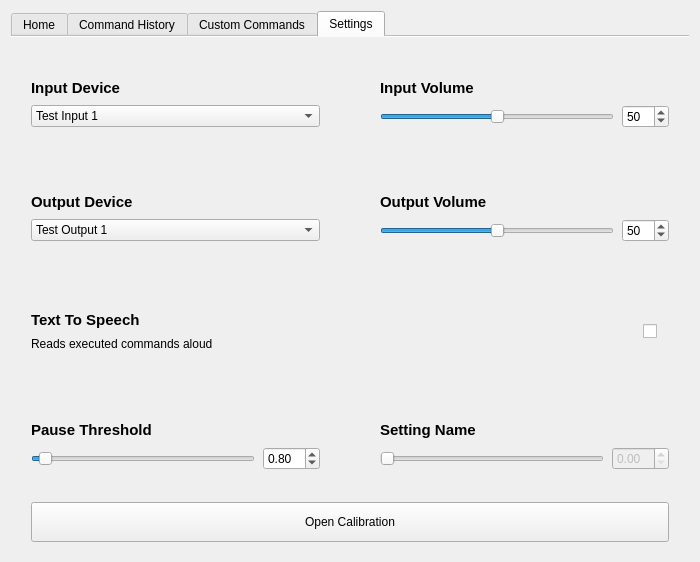
Notaweedle/Pro100_Voice_rec, file PyQt-GUIProject/form.ui: the form before one commit.
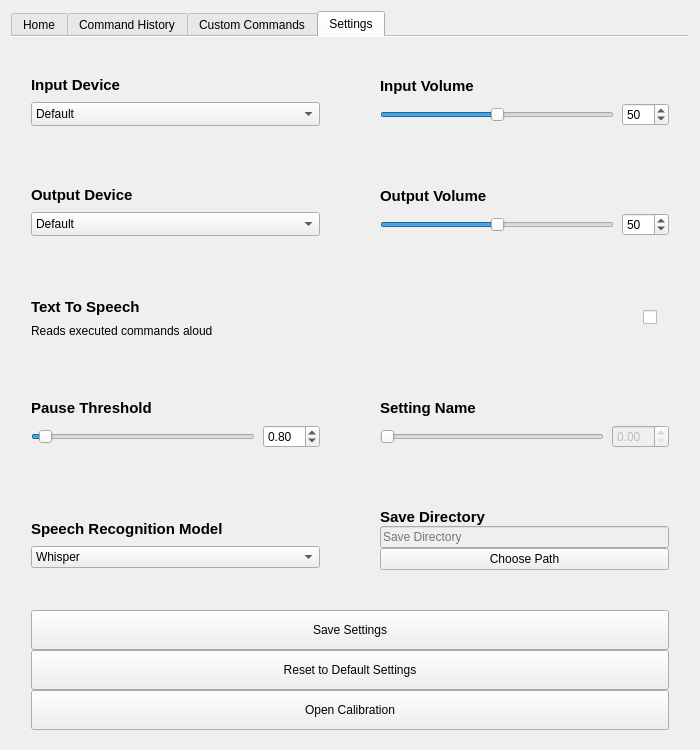
The form after the commit. The open tabs and pages were chosen to show the change. Icons and pictures are not drawn.

Commit message: settings functions, file dialogs, diff models

The edit to the form file:
```diff
--- a/PyQt-GUIProject/form.ui
+++ b/PyQt-GUIProject/form.ui
@@ -7,7 +7,7 @@
     <x>0</x>
     <y>0</y>
     <width>700</width>
-    <height>562</height>
+    <height>750</height>
    </rect>
   </property>
   <property name="contextMenuPolicy">
@@ -634,7 +634,7 @@
       <attribute name="title">
        <string>Settings</string>
       </attribute>
-      <layout class="QGridLayout" name="gridLayout_3" rowstretch="0,0,0,0,0,0,0" columnstretch="0,0">
+      <layout class="QGridLayout" name="gridLayout_3" rowstretch="0,0,0,0,0,0,0,0,0,0" columnstretch="0,0">
        <property name="leftMargin">
         <number>20</number>
        </property>
@@ -647,38 +647,42 @@
        <property name="verticalSpacing">
         <number>0</number>
        </property>
-       <item row="4" column="0">
-        <layout class="QVBoxLayout" name="verticalLayout_3" stretch="0,0,0,0">
+       <item row="9" column="0" colspan="2">
+        <widget class="QPushButton" name="openCalibrationBtn">
+         <property name="minimumSize">
+          <size>
+           <width>0</width>
+           <height>40</height>
+          </size>
+         </property>
+         <property name="text">
+          <string>Open Calibration</string>
+         </property>
+        </widget>
+       </item>
+       <item row="6" column="0">
+        <layout class="QVBoxLayout" name="verticalLayout_15">
          <property name="spacing">
           <number>8</number>
          </property>
-         <property name="sizeConstraint">
-          <enum>QLayout::SizeConstraint::SetDefaultConstraint</enum>
-         </property>
          <item>
-          <spacer name="verticalSpacer_3">
+          <spacer name="verticalSpacer_17">
            <property name="orientation">
             <enum>Qt::Orientation::Vertical</enum>
            </property>
            <property name="sizeType">
-            <enum>QSizePolicy::Policy::MinimumExpanding</enum>
+            <enum>QSizePolicy::Policy::Expanding</enum>
            </property>
            <property name="sizeHint" stdset="0">
             <size>
              <width>20</width>
-             <height>20</height>
+             <height>30</height>
             </size>
            </property>
           </spacer>
          </item>
          <item>
-          <widget class="QLabel" name="label_3">
-           <property name="sizePolicy">
-            <sizepolicy hsizetype="Preferred" vsizetype="Fixed">
-             <horstretch>0</horstretch>
-             <verstretch>0</verstretch>
-            </sizepolicy>
-           </property>
+          <widget class="QLabel" name="label_14">
            <property name="font">
             <font>
              <pointsize>11</pointsize>
@@ -686,7 +690,7 @@
             </font>
            </property>
            <property name="text">
-            <string>Text To Speech</string>
+            <string>Speech Recognition Model</string>
            </property>
            <property name="alignment">
             <set>Qt::AlignmentFlag::AlignLeading|Qt::AlignmentFlag::AlignLeft|Qt::AlignmentFlag::AlignVCenter</set>
@@ -694,30 +698,151 @@
           </widget>
          </item>
          <item>
-          <widget class="QLabel" name="label_4">
+          <widget class="QComboBox" name="speechModelBox">
+           <item>
+            <property name="text">
+             <string>Whisper</string>
+            </property>
+           </item>
+           <item>
+            <property name="text">
+             <string>Vosk</string>
+            </property>
+           </item>
+           <item>
+            <property name="text">
+             <string>PocketSphinx</string>
+            </property>
+           </item>
+          </widget>
+         </item>
+         <item>
+          <spacer name="verticalSpacer_18">
+           <property name="orientation">
+            <enum>Qt::Orientation::Vertical</enum>
+           </property>
+           <property name="sizeType">
+            <enum>QSizePolicy::Policy::Expanding</enum>
+           </property>
+           <property name="sizeHint" stdset="0">
+            <size>
+             <width>20</width>
+             <height>30</height>
+            </size>
+           </property>
+          </spacer>
+         </item>
+        </layout>
+       </item>
+       <item row="3" column="1">
+        <layout class="QVBoxLayout" name="verticalLayout_10">
+         <property name="spacing">
+          <number>8</number>
+         </property>
+         <property name="sizeConstraint">
+          <enum>QLayout::SizeConstraint::SetDefaultConstraint</enum>
+         </property>
+         <item>
+          <spacer name="verticalSpacer_11">
+           <property name="orientation">
+            <enum>Qt::Orientation::Vertical</enum>
+           </property>
+           <property name="sizeType">
+            <enum>QSizePolicy::Policy::Expanding</enum>
+           </property>
+           <property name="sizeHint" stdset="0">
+            <size>
+             <width>20</width>
+             <height>30</height>
+            </size>
+           </property>
+          </spacer>
+         </item>
+         <item>
+          <widget class="QLabel" name="label_7">
            <property name="sizePolicy">
             <sizepolicy hsizetype="Preferred" vsizetype="Fixed">
              <horstretch>0</horstretch>
              <verstretch>0</verstretch>
             </sizepolicy>
            </property>
+           <property name="font">
+            <font>
+             <pointsize>11</pointsize>
+             <bold>true</bold>
+            </font>
+           </property>
            <property name="text">
-            <string>Reads executed commands aloud</string>
+            <string>Output Volume</string>
            </property>
           </widget>
          </item>
          <item>
-          <spacer name="verticalSpacer_4">
+          <layout class="QHBoxLayout" name="horizontalLayout_4">
+           <item>
+            <widget class="QSlider" name="outputVolSlider">
+             <property name="sizePolicy">
+              <sizepolicy hsizetype="Expanding" vsizetype="Fixed">
+               <horstretch>0</horstretch>
+               <verstretch>0</verstretch>
+              </sizepolicy>
+             </property>
+             <property name="minimumSize">
+              <size>
+               <width>50</width>
+               <height>0</height>
+              </size>
+             </property>
+             <property name="maximum">
+              <number>100</number>
+             </property>
+             <property name="singleStep">
+              <number>1</number>
+             </property>
+             <property name="pageStep">
+              <number>10</number>
+             </property>
+             <property name="sliderPosition">
+              <number>50</number>
+             </property>
+             <property name="orientation">
+              <enum>Qt::Orientation::Horizontal</enum>
+             </property>
+             <property name="tickPosition">
+              <enum>QSlider::TickPosition::NoTicks</enum>
+             </property>
+             <property name="tickInterval">
+              <number>10</number>
+             </property>
+            </widget>
+           </item>
+           <item>
+            <widget class="QDoubleSpinBox" name="outputVolSpinBox">
+             <property name="decimals">
+              <number>0</number>
+             </property>
+             <property name="maximum">
+              <double>100.000000000000000</double>
+             </property>
+             <property name="value">
+              <double>50.000000000000000</double>
+             </property>
+            </widget>
+           </item>
+          </layout>
+         </item>
+         <item>
+          <spacer name="verticalSpacer_12">
            <property name="orientation">
             <enum>Qt::Orientation::Vertical</enum>
            </property>
            <property name="sizeType">
-            <enum>QSizePolicy::Policy::MinimumExpanding</enum>
+            <enum>QSizePolicy::Policy::Expanding</enum>
            </property>
            <property name="sizeHint" stdset="0">
             <size>
              <width>20</width>
-             <height>20</height>
+             <height>30</height>
             </size>
            </property>
           </spacer>
@@ -738,7 +863,7 @@
             <enum>Qt::Orientation::Vertical</enum>
            </property>
            <property name="sizeType">
-            <enum>QSizePolicy::Policy::MinimumExpanding</enum>
+            <enum>QSizePolicy::Policy::Expanding</enum>
            </property>
            <property name="sizeHint" stdset="0">
             <size>
@@ -809,7 +934,7 @@
             <enum>Qt::Orientation::Vertical</enum>
            </property>
            <property name="sizeType">
-            <enum>QSizePolicy::Policy::MinimumExpanding</enum>
+            <enum>QSizePolicy::Policy::Expanding</enum>
            </property>
            <property name="sizeHint" stdset="0">
             <size>
@@ -821,206 +946,6 @@
          </item>
         </layout>
        </item>
-       <item row="0" column="0">
-        <layout class="QVBoxLayout" name="verticalLayout_5">
-         <property name="spacing">
-          <number>8</number>
-         </property>
-         <item>
-          <spacer name="verticalSpacer_13">
-           <property name="orientation">
-            <enum>Qt::Orientation::Vertical</enum>
-           </property>
-           <property name="sizeType">
-            <enum>QSizePolicy::Policy::MinimumExpanding</enum>
-           </property>
-           <property name="sizeHint" stdset="0">
-            <size>
-             <width>20</width>
-             <height>30</height>
-            </size>
-           </property>
-          </spacer>
-         </item>
-         <item>
-          <widget class="QLabel" name="label_9">
-           <property name="sizePolicy">
-            <sizepolicy hsizetype="Preferred" vsizetype="Fixed">
-             <horstretch>0</horstretch>
-             <verstretch>0</verstretch>
-            </sizepolicy>
-           </property>
-           <property name="font">
-            <font>
-             <pointsize>11</pointsize>
-             <bold>true</bold>
-            </font>
-           </property>
-           <property name="text">
-            <string>Input Device</string>
-           </property>
-          </widget>
-         </item>
-         <item>
-          <widget class="QComboBox" name="inputDeviceBox">
-           <item>
-            <property name="text">
-             <string>Test Input 1</string>
-            </property>
-           </item>
-           <item>
-            <property name="text">
-             <string>Test Input 2</string>
-            </property>
-           </item>
-          </widget>
-         </item>
-         <item>
-          <spacer name="verticalSpacer_14">
-           <property name="orientation">
-            <enum>Qt::Orientation::Vertical</enum>
-           </property>
-           <property name="sizeType">
-            <enum>QSizePolicy::Policy::MinimumExpanding</enum>
-           </property>
-           <property name="sizeHint" stdset="0">
-            <size>
-             <width>20</width>
-             <height>30</height>
-            </size>
-           </property>
-          </spacer>
-         </item>
-        </layout>
-       </item>
-       <item row="0" column="1">
-        <layout class="QVBoxLayout" name="verticalLayout_7">
-         <property name="spacing">
-          <number>8</number>
-         </property>
-         <property name="sizeConstraint">
-          <enum>QLayout::SizeConstraint::SetDefaultConstraint</enum>
-         </property>
-         <item>
-          <spacer name="verticalSpacer_9">
-           <property name="orientation">
-            <enum>Qt::Orientation::Vertical</enum>
-           </property>
-           <property name="sizeType">
-            <enum>QSizePolicy::Policy::MinimumExpanding</enum>
-           </property>
-           <property name="sizeHint" stdset="0">
-            <size>
-             <width>20</width>
-             <height>30</height>
-            </size>
-           </property>
-          </spacer>
-         </item>
-         <item>
-          <widget class="QLabel" name="label">
-           <property name="sizePolicy">
-            <sizepolicy hsizetype="Preferred" vsizetype="Fixed">
-             <horstretch>0</horstretch>
-             <verstretch>0</verstretch>
-            </sizepolicy>
-           </property>
-           <property name="font">
-            <font>
-             <pointsize>11</pointsize>
-             <bold>true</bold>
-            </font>
-           </property>
-           <property name="text">
-            <string>Input Volume</string>
-           </property>
-          </widget>
-         </item>
-         <item>
-          <layout class="QHBoxLayout" name="horizontalLayout_6">
-           <item>
-            <widget class="QSlider" name="inputVolSlider">
-             <property name="sizePolicy">
-              <sizepolicy hsizetype="Expanding" vsizetype="Fixed">
-               <horstretch>0</horstretch>
-               <verstretch>0</verstretch>
-              </sizepolicy>
-             </property>
-             <property name="minimumSize">
-              <size>
-               <width>50</width>
-               <height>0</height>
-              </size>
-             </property>
-             <property name="maximum">
-              <number>100</number>
-             </property>
-             <property name="sliderPosition">
-              <number>50</number>
-             </property>
-             <property name="orientation">
-              <enum>Qt::Orientation::Horizontal</enum>
-             </property>
-             <property name="invertedAppearance">
-              <bool>false</bool>
-             </property>
-             <property name="invertedControls">
-              <bool>false</bool>
-             </property>
-             <property name="tickPosition">
-              <enum>QSlider::TickPosition::NoTicks</enum>
-             </property>
-             <property name="tickInterval">
-              <number>10</number>
-             </property>
-            </widget>
-           </item>
-           <item>
-            <widget class="QDoubleSpinBox" name="inputVolSpinBox">
-             <property name="decimals">
-              <number>0</number>
-             </property>
-             <property name="maximum">
-              <double>100.000000000000000</double>
-             </property>
-             <property name="value">
-              <double>50.000000000000000</double>
-             </property>
-            </widget>
-           </item>
-          </layout>
-         </item>
-         <item>
-          <spacer name="verticalSpacer_10">
-           <property name="orientation">
-            <enum>Qt::Orientation::Vertical</enum>
-           </property>
-           <property name="sizeType">
-            <enum>QSizePolicy::Policy::MinimumExpanding</enum>
-           </property>
-           <property name="sizeHint" stdset="0">
-            <size>
-             <width>20</width>
-             <height>30</height>
-            </size>
-           </property>
-          </spacer>
-         </item>
-        </layout>
-       </item>
-       <item row="6" column="0" colspan="2">
-        <widget class="QPushButton" name="openCalibrationBtn">
-         <property name="minimumSize">
-          <size>
-           <width>0</width>
-           <height>40</height>
-          </size>
-         </property>
-         <property name="text">
-          <string>Open Calibration</string>
-         </property>
-        </widget>
-       </item>
        <item row="4" column="1">
         <layout class="QHBoxLayout" name="horizontalLayout_2" stretch="0,0">
          <property name="spacing">
@@ -1087,6 +1012,353 @@
          </item>
         </layout>
        </item>
+       <item row="7" column="0" colspan="2">
+        <widget class="QPushButton" name="saveSettingsBtn">
+         <property name="minimumSize">
+          <size>
+           <width>0</width>
+           <height>40</height>
+          </size>
+         </property>
+         <property name="text">
+          <string>Save Settings</string>
+         </property>
+        </widget>
+       </item>
+       <item row="0" column="0">
+        <layout class="QVBoxLayout" name="verticalLayout_5">
+         <property name="spacing">
+          <number>8</number>
+         </property>
+         <item>
+          <spacer name="verticalSpacer_13">
+           <property name="orientation">
+            <enum>Qt::Orientation::Vertical</enum>
+           </property>
+           <property name="sizeType">
+            <enum>QSizePolicy::Policy::Expanding</enum>
+           </property>
+           <property name="sizeHint" stdset="0">
+            <size>
+             <width>20</width>
+             <height>30</height>
+            </size>
+           </property>
+          </spacer>
+         </item>
+         <item>
+          <widget class="QLabel" name="label_9">
+           <property name="sizePolicy">
+            <sizepolicy hsizetype="Preferred" vsizetype="Fixed">
+             <horstretch>0</horstretch>
+             <verstretch>0</verstretch>
+            </sizepolicy>
+           </property>
+           <property name="font">
+            <font>
+             <pointsize>11</pointsize>
+             <bold>true</bold>
+            </font>
+           </property>
+           <property name="text">
+            <string>Input Device</string>
+           </property>
+          </widget>
+         </item>
+         <item>
+          <widget class="QComboBox" name="inputDeviceBox">
+           <property name="sizePolicy">
+            <sizepolicy hsizetype="Preferred" vsizetype="Fixed">
+             <horstretch>0</horstretch>
+             <verstretch>0</verstretch>
+            </sizepolicy>
+           </property>
+           <property name="sizeAdjustPolicy">
+            <enum>QComboBox::SizeAdjustPolicy::AdjustToMinimumContentsLengthWithIcon</enum>
+           </property>
+           <item>
+            <property name="text">
+             <string>Default</string>
+            </property>
+           </item>
+          </widget>
+         </item>
+         <item>
+          <spacer name="verticalSpacer_14">
+           <property name="orientation">
+            <enum>Qt::Orientation::Vertical</enum>
+           </property>
+           <property name="sizeType">
+            <enum>QSizePolicy::Policy::Expanding</enum>
+           </property>
+           <property name="sizeHint" stdset="0">
+            <size>
+             <width>20</width>
+             <height>30</height>
+            </size>
+           </property>
+          </spacer>
+         </item>
+        </layout>
+       </item>
+       <item row="4" column="0">
+        <layout class="QVBoxLayout" name="verticalLayout_3" stretch="0,0,0,0">
+         <property name="spacing">
+          <number>8</number>
+         </property>
+         <property name="sizeConstraint">
+          <enum>QLayout::SizeConstraint::SetDefaultConstraint</enum>
+         </property>
+         <item>
+          <spacer name="verticalSpacer_3">
+           <property name="orientation">
+            <enum>Qt::Orientation::Vertical</enum>
+           </property>
+           <property name="sizeType">
+            <enum>QSizePolicy::Policy::Expanding</enum>
+           </property>
+           <property name="sizeHint" stdset="0">
+            <size>
+             <width>20</width>
+             <height>20</height>
+            </size>
+           </property>
+          </spacer>
+         </item>
+         <item>
+          <widget class="QLabel" name="label_3">
+           <property name="sizePolicy">
+            <sizepolicy hsizetype="Preferred" vsizetype="Fixed">
+             <horstretch>0</horstretch>
+             <verstretch>0</verstretch>
+            </sizepolicy>
+           </property>
+           <property name="font">
+            <font>
+             <pointsize>11</pointsize>
+             <bold>true</bold>
+            </font>
+           </property>
+           <property name="text">
+            <string>Text To Speech</string>
+           </property>
+           <property name="alignment">
+            <set>Qt::AlignmentFlag::AlignLeading|Qt::AlignmentFlag::AlignLeft|Qt::AlignmentFlag::AlignVCenter</set>
+           </property>
+          </widget>
+         </item>
+         <item>
+          <widget class="QLabel" name="label_4">
+           <property name="sizePolicy">
+            <sizepolicy hsizetype="Preferred" vsizetype="Fixed">
+             <horstretch>0</horstretch>
+             <verstretch>0</verstretch>
+            </sizepolicy>
+           </property>
+           <property name="text">
+            <string>Reads executed commands aloud</string>
+           </property>
+          </widget>
+         </item>
+         <item>
+          <spacer name="verticalSpacer_4">
+           <property name="orientation">
+            <enum>Qt::Orientation::Vertical</enum>
+           </property>
+           <property name="sizeType">
+            <enum>QSizePolicy::Policy::Expanding</enum>
+           </property>
+           <property name="sizeHint" stdset="0">
+            <size>
+             <width>20</width>
+             <height>20</height>
+            </size>
+           </property>
+          </spacer>
+         </item>
+        </layout>
+       </item>
+       <item row="6" column="1">
+        <layout class="QVBoxLayout" name="verticalLayout_16">
+         <item>
+          <spacer name="verticalSpacer_19">
+           <property name="orientation">
+            <enum>Qt::Orientation::Vertical</enum>
+           </property>
+           <property name="sizeType">
+            <enum>QSizePolicy::Policy::Expanding</enum>
+           </property>
+           <property name="sizeHint" stdset="0">
+            <size>
+             <width>20</width>
+             <height>30</height>
+            </size>
+           </property>
+          </spacer>
+         </item>
+         <item>
+          <widget class="QLabel" name="label_15">
+           <property name="font">
+            <font>
+             <pointsize>11</pointsize>
+             <bold>true</bold>
+            </font>
+           </property>
+           <property name="text">
+            <string>Save Directory</string>
+           </property>
+          </widget>
+         </item>
+         <item>
+          <widget class="QLineEdit" name="saveDirEdit">
+           <property name="enabled">
+            <bool>false</bool>
+           </property>
+           <property name="placeholderText">
+            <string>Save Directory</string>
+           </property>
+          </widget>
+         </item>
+         <item>
+          <widget class="QPushButton" name="chooseSaveDirBtn">
+           <property name="text">
+            <string>Choose Path</string>
+           </property>
+          </widget>
+         </item>
+         <item>
+          <spacer name="verticalSpacer_20">
+           <property name="orientation">
+            <enum>Qt::Orientation::Vertical</enum>
+           </property>
+           <property name="sizeType">
+            <enum>QSizePolicy::Policy::Expanding</enum>
+           </property>
+           <property name="sizeHint" stdset="0">
+            <size>
+             <width>20</width>
+             <height>40</height>
+            </size>
+           </property>
+          </spacer>
+         </item>
+        </layout>
+       </item>
+       <item row="0" column="1">
+        <layout class="QVBoxLayout" name="verticalLayout_7">
+         <property name="spacing">
+          <number>8</number>
+         </property>
+         <property name="sizeConstraint">
+          <enum>QLayout::SizeConstraint::SetDefaultConstraint</enum>
+         </property>
+         <item>
+          <spacer name="verticalSpacer_9">
+           <property name="orientation">
+            <enum>Qt::Orientation::Vertical</enum>
+           </property>
+           <property name="sizeType">
+            <enum>QSizePolicy::Policy::Expanding</enum>
+           </property>
+           <property name="sizeHint" stdset="0">
+            <size>
+             <width>20</width>
+             <height>30</height>
+            </size>
+           </property>
+          </spacer>
+         </item>
+         <item>
+          <widget class="QLabel" name="label">
+           <property name="sizePolicy">
+            <sizepolicy hsizetype="Preferred" vsizetype="Fixed">
+             <horstretch>0</horstretch>
+             <verstretch>0</verstretch>
+            </sizepolicy>
+           </property>
+           <property name="font">
+            <font>
+             <pointsize>11</pointsize>
+             <bold>true</bold>
+            </font>
+           </property>
+           <property name="text">
+            <string>Input Volume</string>
+           </property>
+          </widget>
+         </item>
+         <item>
+          <layout class="QHBoxLayout" name="horizontalLayout_6">
+           <item>
+            <widget class="QSlider" name="inputVolSlider">
+             <property name="sizePolicy">
+              <sizepolicy hsizetype="Expanding" vsizetype="Fixed">
+               <horstretch>0</horstretch>
+               <verstretch>0</verstretch>
+              </sizepolicy>
+             </property>
+             <property name="minimumSize">
+              <size>
+               <width>50</width>
+               <height>0</height>
+              </size>
+             </property>
+             <property name="maximum">
+              <number>100</number>
+             </property>
+             <property name="sliderPosition">
+              <number>50</number>
+             </property>
+             <property name="orientation">
+              <enum>Qt::Orientation::Horizontal</enum>
+             </property>
+             <property name="invertedAppearance">
+              <bool>false</bool>
+             </property>
+             <property name="invertedControls">
+              <bool>false</bool>
+             </property>
+             <property name="tickPosition">
+              <enum>QSlider::TickPosition::NoTicks</enum>
+             </property>
+             <property name="tickInterval">
+              <number>10</number>
+             </property>
+            </widget>
+           </item>
+           <item>
+            <widget class="QDoubleSpinBox" name="inputVolSpinBox">
+             <property name="decimals">
+              <number>0</number>
+             </property>
+             <property name="maximum">
+              <double>100.000000000000000</double>
+             </property>
+             <property name="value">
+              <double>50.000000000000000</double>
+             </property>
+            </widget>
+           </item>
+          </layout>
+         </item>
+         <item>
+          <spacer name="verticalSpacer_10">
+           <property name="orientation">
+            <enum>Qt::Orientation::Vertical</enum>
+           </property>
+           <property name="sizeType">
+            <enum>QSizePolicy::Policy::Expanding</enum>
+           </property>
+           <property name="sizeHint" stdset="0">
+            <size>
+             <width>20</width>
+             <height>30</height>
+            </size>
+           </property>
+          </spacer>
+         </item>
+        </layout>
+       </item>
        <item row="3" column="0">
         <layout class="QVBoxLayout" name="verticalLayout_4">
          <property name="spacing">
@@ -1098,7 +1370,7 @@
             <enum>Qt::Orientation::Vertical</enum>
            </property>
            <property name="sizeType">
-            <enum>QSizePolicy::Policy::MinimumExpanding</enum>
+            <enum>QSizePolicy::Policy::Expanding</enum>
            </property>
            <property name="sizeHint" stdset="0">
             <size>
@@ -1135,14 +1407,12 @@
              <verstretch>0</verstretch>
             </sizepolicy>
            </property>
+           <property name="sizeAdjustPolicy">
+            <enum>QComboBox::SizeAdjustPolicy::AdjustToMinimumContentsLengthWithIcon</enum>
+           </property>
            <item>
             <property name="text">
-             <string>Test Output 1</string>
-            </property>
-           </item>
-           <item>
-            <property name="text">
-             <string>Test Output 2</string>
+             <string>Default</string>
             </property>
            </item>
           </widget>
@@ -1153,122 +1423,7 @@
             <enum>Qt::Orientation::Vertical</enum>
            </property>
            <property name="sizeType">
-            <enum>QSizePolicy::Policy::MinimumExpanding</enum>
-           </property>
-           <property name="sizeHint" stdset="0">
-            <size>
-             <width>20</width>
-             <height>30</height>
-            </size>
-           </property>
-          </spacer>
-         </item>
-        </layout>
-       </item>
-       <item row="3" column="1">
-        <layout class="QVBoxLayout" name="verticalLayout_10">
-         <property name="spacing">
-          <number>8</number>
-         </property>
-         <property name="sizeConstraint">
-          <enum>QLayout::SizeConstraint::SetDefaultConstraint</enum>
-         </property>
-         <item>
-          <spacer name="verticalSpacer_11">
-           <property name="orientation">
-            <enum>Qt::Orientation::Vertical</enum>
-           </property>
-           <property name="sizeType">
-            <enum>QSizePolicy::Policy::MinimumExpanding</enum>
-           </property>
-           <property name="sizeHint" stdset="0">
-            <size>
-             <width>20</width>
-             <height>30</height>
-            </size>
-           </property>
-          </spacer>
-         </item>
-         <item>
-          <widget class="QLabel" name="label_7">
-           <property name="sizePolicy">
-            <sizepolicy hsizetype="Preferred" vsizetype="Fixed">
-             <horstretch>0</horstretch>
-             <verstretch>0</verstretch>
-            </sizepolicy>
-           </property>
-           <property name="font">
-            <font>
-             <pointsize>11</pointsize>
-             <bold>true</bold>
-            </font>
-           </property>
-           <property name="text">
-            <string>Output Volume</string>
-           </property>
-          </widget>
-         </item>
-         <item>
-          <layout class="QHBoxLayout" name="horizontalLayout_4">
-           <item>
-            <widget class="QSlider" name="outputVolSlider">
-             <property name="sizePolicy">
-              <sizepolicy hsizetype="Expanding" vsizetype="Fixed">
-               <horstretch>0</horstretch>
-               <verstretch>0</verstretch>
-              </sizepolicy>
-             </property>
-             <property name="minimumSize">
-              <size>
-               <width>50</width>
-               <height>0</height>
-              </size>
-             </property>
-             <property name="maximum">
-              <number>100</number>
-             </property>
-             <property name="singleStep">
-              <number>1</number>
-             </property>
-             <property name="pageStep">
-              <number>10</number>
-             </property>
-             <property name="sliderPosition">
-              <number>50</number>
-             </property>
-             <property name="orientation">
-              <enum>Qt::Orientation::Horizontal</enum>
-             </property>
-             <property name="tickPosition">
-              <enum>QSlider::TickPosition::NoTicks</enum>
-             </property>
-             <property name="tickInterval">
-              <number>10</number>
-             </property>
-            </widget>
-           </item>
-           <item>
-            <widget class="QDoubleSpinBox" name="outputVolSpinBox">
-             <property name="decimals">
-              <number>0</number>
-             </property>
-             <property name="maximum">
-              <double>100.000000000000000</double>
-             </property>
-             <property name="value">
-              <double>50.000000000000000</double>
-             </property>
-            </widget>
-           </item>
-          </layout>
-         </item>
-         <item>
-          <spacer name="verticalSpacer_12">
-           <property name="orientation">
-            <enum>Qt::Orientation::Vertical</enum>
-           </property>
-           <property name="sizeType">
-            <enum>QSizePolicy::Policy::MinimumExpanding</enum>
+            <enum>QSizePolicy::Policy::Expanding</enum>
            </property>
            <property name="sizeHint" stdset="0">
             <size>
@@ -1294,7 +1449,7 @@
             <enum>Qt::Orientation::Vertical</enum>
            </property>
            <property name="sizeType">
-            <enum>QSizePolicy::Policy::MinimumExpanding</enum>
+            <enum>QSizePolicy::Policy::Expanding</enum>
            </property>
            <property name="sizeHint" stdset="0">
             <size>
@@ -1386,7 +1541,7 @@
             <enum>Qt::Orientation::Vertical</enum>
            </property>
            <property name="sizeType">
-            <enum>QSizePolicy::Policy::MinimumExpanding</enum>
+            <enum>QSizePolicy::Policy::Expanding</enum>
            </property>
            <property name="sizeHint" stdset="0">
             <size>
@@ -1398,6 +1553,22 @@
          </item>
         </layout>
        </item>
+       <item row="8" column="0" colspan="2">
+        <widget class="QPushButton" name="resetDefaultSettingsBtn">
+         <property name="minimumSize">
+          <size>
+           <width>0</width>
+           <height>40</height>
+          </size>
+         </property>
+         <property name="cursor">
+          <cursorShape>ArrowCursor</cursorShape>
+         </property>
+         <property name="text">
+          <string>Reset to Default Settings</string>
+         </property>
+        </widget>
+       </item>
       </layout>
      </widget>
     </widget>
```
Left out of the diff: 2 changed lines with no effect on the pictures. The commit also changes 26 other files.
